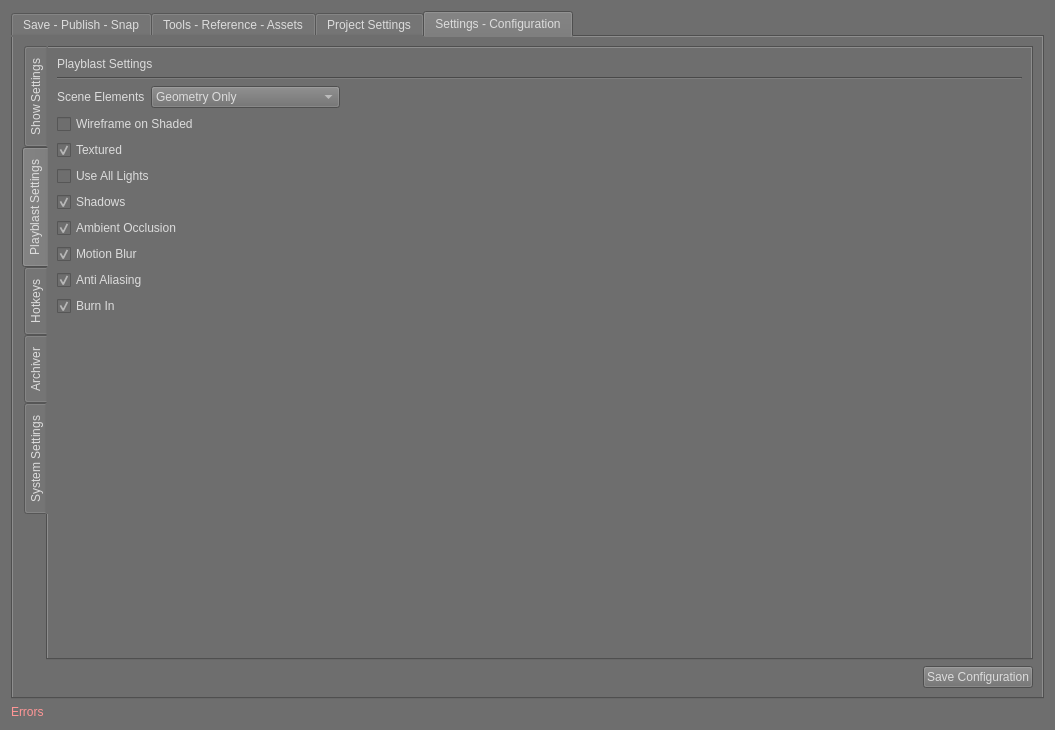
The window that ui/superSaver_UI.ui (SleepDeprivedVFX/versionUp) describes before a commit, drawn with Qt 5.
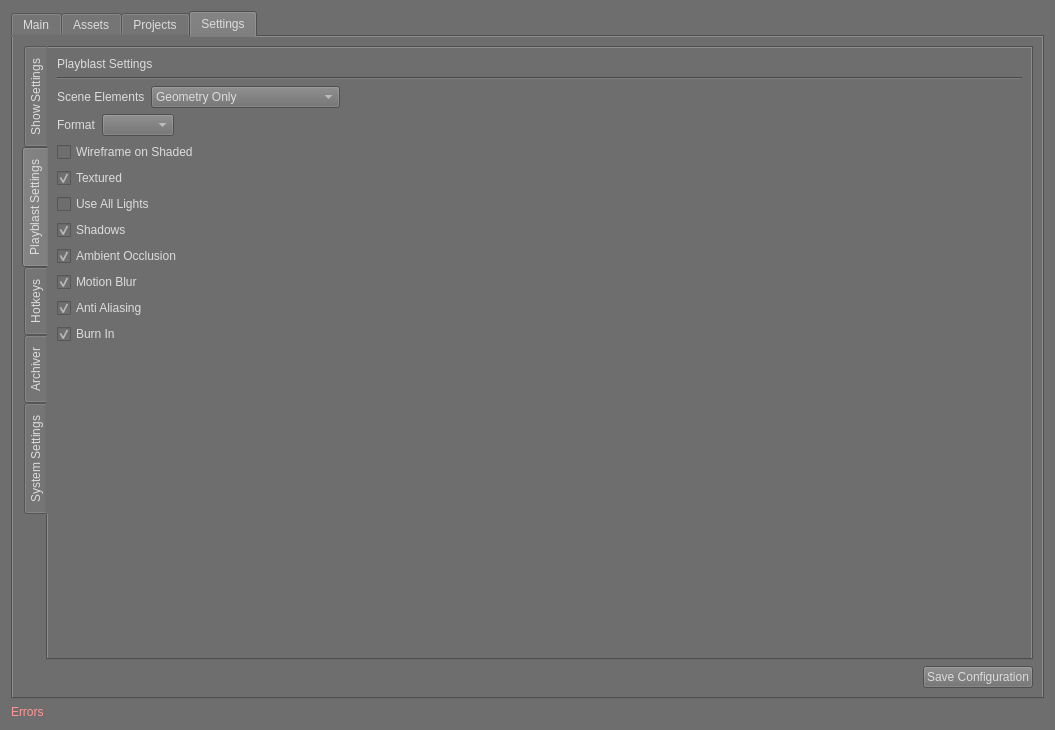
The same window after the commit. The open tabs and pages were chosen to show the change.

Diff of the .ui file:
```diff
--- a/ui/superSaver_UI.ui
+++ b/ui/superSaver_UI.ui
@@ -31,7 +31,7 @@
      </property>
      <widget class="QWidget" name="MainTab">
       <attribute name="title">
-       <string>Save - Publish - Snap</string>
+       <string>Main</string>
       </attribute>
       <layout class="QVBoxLayout" name="verticalLayout_21">
        <item>
@@ -746,7 +746,7 @@
      </widget>
      <widget class="QWidget" name="ToolsTab">
       <attribute name="title">
-       <string>Tools - Reference - Assets</string>
+       <string>Assets</string>
       </attribute>
       <layout class="QHBoxLayout" name="horizontalLayout_37">
        <item>
@@ -1214,7 +1214,7 @@
      </widget>
      <widget class="QWidget" name="projectTab">
       <attribute name="title">
-       <string>Project Settings</string>
+       <string>Projects</string>
       </attribute>
       <layout class="QHBoxLayout" name="horizontalLayout_39">
        <item>
@@ -1681,7 +1681,7 @@
      </widget>
      <widget class="QWidget" name="SettingsTab">
       <attribute name="title">
-       <string>Settings - Configuration</string>
+       <string>Settings</string>
       </attribute>
       <layout class="QVBoxLayout" name="verticalLayout_16">
        <item>
@@ -2149,6 +2149,33 @@
                </item>
               </layout>
              </item>
+             <item>
+              <layout class="QHBoxLayout" name="horizontalLayout_52">
+               <item>
+                <widget class="QLabel" name="plablast_format_label">
+                 <property name="text">
+                  <string>Format</string>
+                 </property>
+                </widget>
+               </item>
+               <item>
+                <widget class="QComboBox" name="playblast_format"/>
+               </item>
+               <item>
+                <spacer name="horizontalSpacer_32">
+                 <property name="orientation">
+                  <enum>Qt::Orientation::Horizontal</enum>
+                 </property>
+                 <property name="sizeHint" stdset="0">
+                  <size>
+                   <width>40</width>
+                   <height>20</height>
+                  </size>
+                 </property>
+                </spacer>
+               </item>
+              </layout>
+             </item>
              <item>
               <widget class="QCheckBox" name="pb_wireframe">
                <property name="text">
```
Left out of the diff: 2 changed lines with no effect on the pictures.
